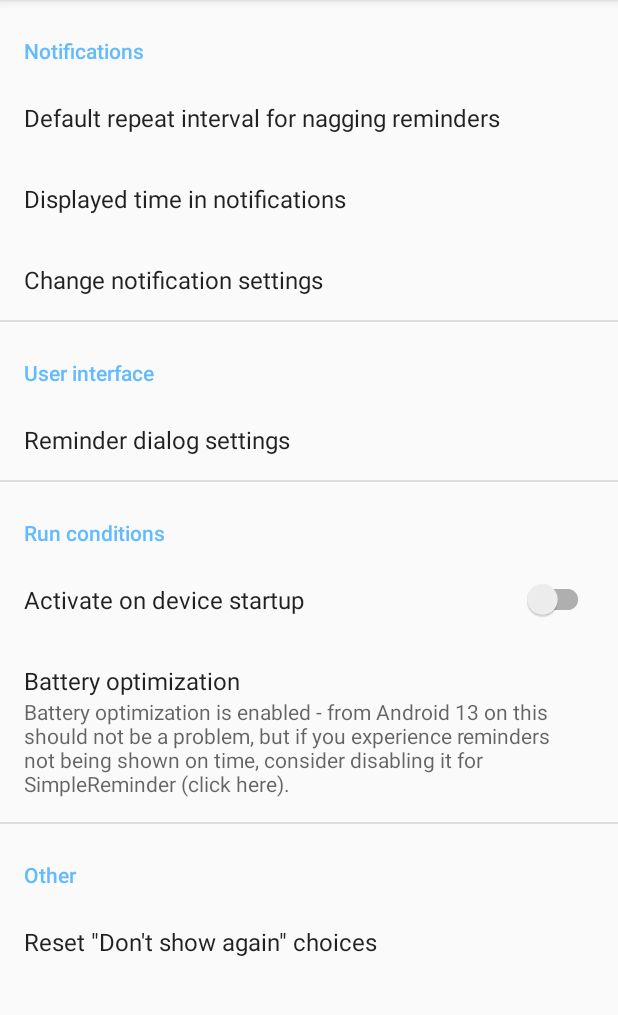
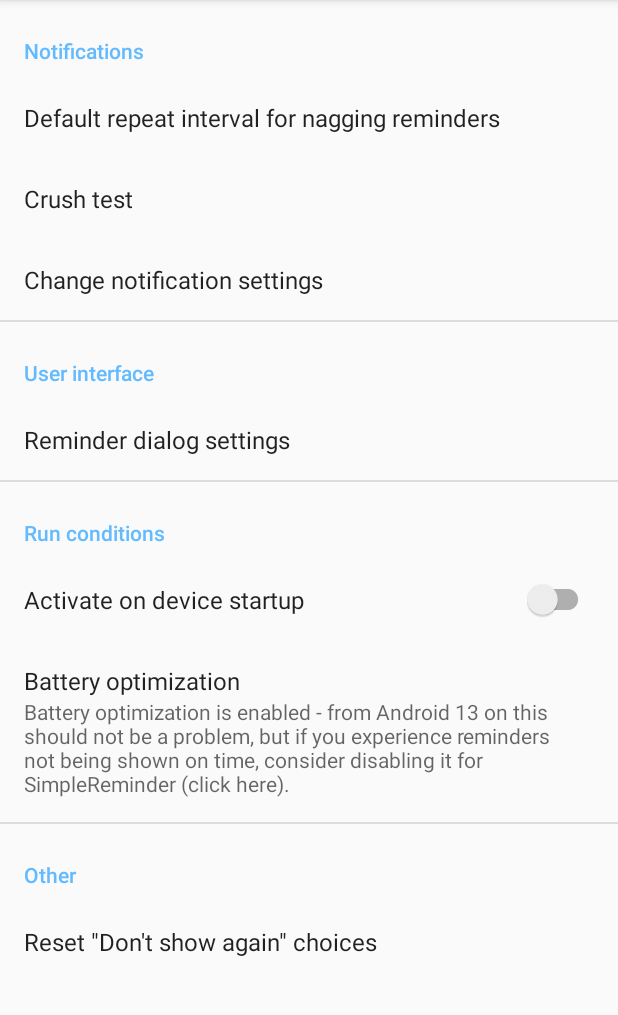
Before and after one commit to HouseKeeper1111111/HouseKeeper, an Android app: the SettingsFragment screen opened directly, with no data from a screen before it, on a phone screen of 412 x 824 dp, the part 84-1099 px from its top. Run offline under Robolectric (Android 15) with nearby library versions, the phone set to English and light mode, and no system bars; our stand-ins replace androidx.preference; libraries missing offline, so code that uses them is left out: de.cketti.library; 3 statements that could not run were skipped.

Commit message:
[YH-71] Crush report test fixed

```diff
--- a/MyApplication/app/src/main/res/values/strings.xml
+++ b/MyApplication/app/src/main/res/values/strings.xml
@@ -76,7 +76,7 @@
     <string name="preference_nagging_repeat_interval">Default repeat interval for nagging reminders</string>
     <string name="preference_nagging_repeat_interval_format_error">The repeat interval must be a positive number of minutes</string>
     <string name="preference_notification_channel_settings">Change notification settings</string>
-    <string name="preference_notification_time_display">Displayed time in notifications</string>
+    <string name="preference_notification_time_display">Crush test</string>
     <string name="preference_category_notifications_display">Display original due time in notification (instead of time when notification is shown)</string>
     <string name="preference_display_original_due_time_normal">First time</string>
     <string name="preference_display_original_due_time_nag">Nag</string>
```
